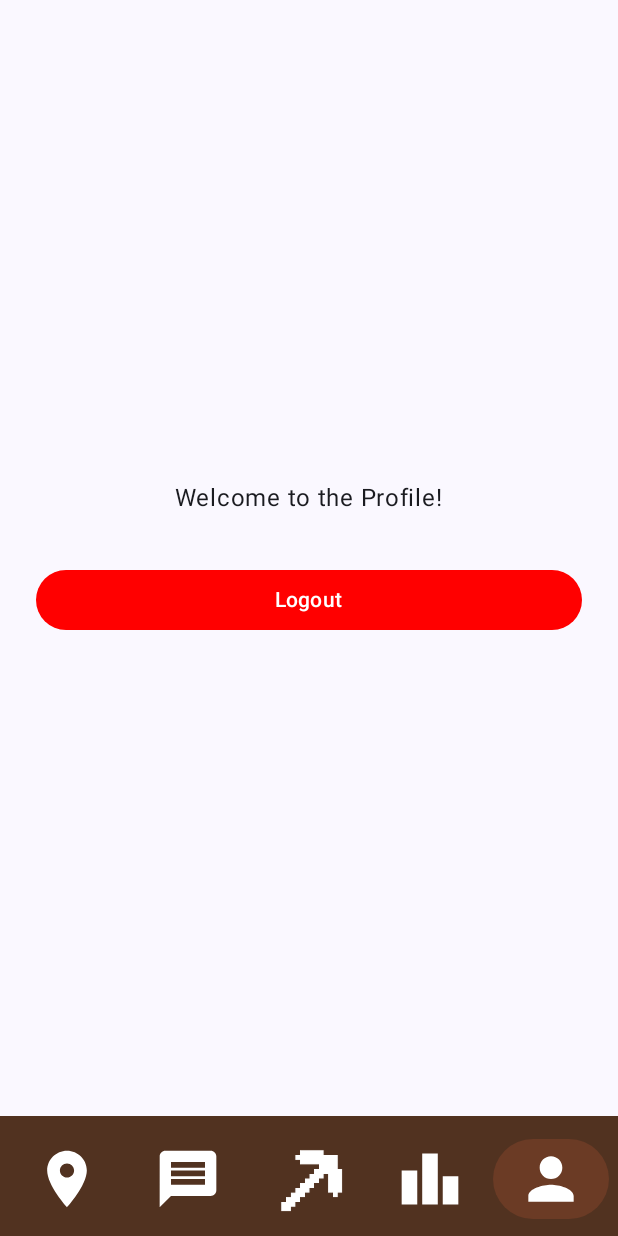
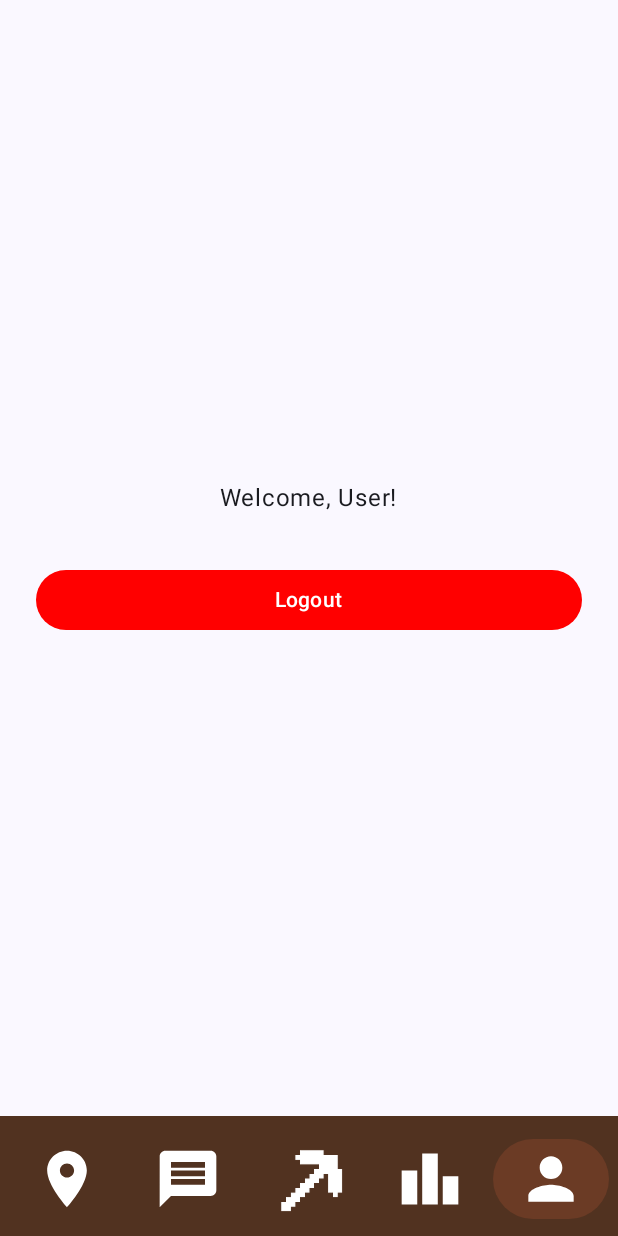
Before and after one commit to Miguellourenco2004/Mestrado-Computacao-Movel, an Android app built with Jetpack Compose: the LoginScreen screen opened through its navigation route, item 5 of the bottom bar chosen, on a phone screen of 412 x 824 dp. Run offline under Robolectric (Android 15) with nearby library versions, the phone set to English and light mode, and no system bars; our stand-ins replace Firebase (no records; nobody signed in at launch, a user with empty details on screens opened directly); 2 statements that could not run were skipped.

Commit message:
Lógica de username implementada: - É pedido um username ao registar (não pode existir na bd) - O username é guardado no nó users, usando o UID do utilizador como chave. Dentro desse nó, estão armazenados campos como email, username (AQUI PODEMOS TAMBÉM GUARDAR A IMAGEM, PONTOS DE XP, ETC...) - Aparece o username na página de perfil

```diff
--- a/app/src/main/java/com/example/minequest/Login.kt
+++ b/app/src/main/java/com/example/minequest/Login.kt
@@ -66,7 +66,7 @@ fun LoginScreen(navController: NavController) {
                         }
                         .addOnFailureListener {
                             loading = false
-                            errorMessage = "Erro ao fazer login: ${it.message}"
+                            errorMessage = "Error login in: ${it.message}"
                         }
                 },
                 modifier = Modifier.fillMaxWidth()
--- a/app/src/main/java/com/example/minequest/MainActivity.kt
+++ b/app/src/main/java/com/example/minequest/MainActivity.kt
@@ -37,9 +37,6 @@ import androidx.compose.runtime.setValue
 import com.google.android.libraries.places.api.Places
 
 class MainActivity : ComponentActivity() {
-
-
-
 
 
     private fun pedirPermissaoLocalizacao() {
@@ -136,7 +133,7 @@ fun MineQuestApp() {
                 .padding(innerPadding)
                 .fillMaxSize()
         ) {
-            NavGraph(navController = navController, startDestination = startDestination)
+            NavGraph(navController = navController, startDestination = startDestination, currentUser = currentUser)
         }
     }
 }
--- a/app/src/main/java/com/example/minequest/Profile.kt
+++ b/app/src/main/java/com/example/minequest/Profile.kt
@@ -12,17 +12,46 @@ import androidx.compose.material3.ButtonDefaults
 import androidx.compose.material3.MaterialTheme
 import androidx.compose.material3.Text
 import androidx.compose.runtime.Composable
+import androidx.compose.runtime.LaunchedEffect
+import androidx.compose.runtime.getValue
+import androidx.compose.runtime.mutableStateOf
+import androidx.compose.runtime.remember
+import androidx.compose.runtime.setValue
 import androidx.compose.ui.Alignment
 import androidx.navigation.NavController
 import androidx.compose.ui.Modifier
 import androidx.compose.ui.graphics.Color
 import androidx.compose.ui.unit.dp
 import com.example.minequest.navigation.Screens
+import com.google.firebase.Firebase
 import com.google.firebase.auth.FirebaseAuth
+import com.google.firebase.auth.FirebaseUser
+import com.google.firebase.database.FirebaseDatabase
 
 
 @Composable
-fun Profile(navController: NavController, modifier: Modifier = Modifier) {
+fun Profile(navController: NavController, currentUser: FirebaseUser?, modifier: Modifier = Modifier) {
+    val currentUserEmail = currentUser?.email
+
+
+    // Access to the RealTime BD
+    val auth = FirebaseAuth.getInstance()
+    // Gets the users node
+    val database = FirebaseDatabase.getInstance().getReference("users")
+
+    var username by remember { mutableStateOf("User") }
+
+    LaunchedEffect(auth.currentUser) {
+        val currentUser = auth.currentUser
+        currentUser?.let { user ->
+            database.child(user.uid).get().addOnSuccessListener { snapshot ->
+                username = snapshot.child("username").getValue(String::class.java) ?: "User"
+            }.addOnFailureListener {
+                username = "User"
+            }
+        }
+    }
+
     Box(
         modifier = Modifier
             .fillMaxSize()
@@ -31,7 +60,7 @@ fun Profile(navController: NavController, modifier: Modifier = Modifier) {
     ) {
         Column(horizontalAlignment = Alignment.CenterHorizontally) {
             Text(
-                text = "Welcome to the Profile!",
+                text = "Welcome, $username!",
             )
 
             Spacer(modifier = Modifier.height(32.dp))
--- a/app/src/main/java/com/example/minequest/navigation/NavGraph.kt
+++ b/app/src/main/java/com/example/minequest/navigation/NavGraph.kt
@@ -10,10 +10,11 @@ import com.example.minequest.MineBlock
 import com.example.minequest.Profile
 import com.example.minequest.Ranking
 import com.example.minequest.RegisterScreen
+import com.google.firebase.auth.FirebaseUser
 
 
 @Composable
-fun NavGraph(navController: NavHostController, startDestination: String) {
+fun NavGraph(navController: NavHostController, startDestination: String,  currentUser: FirebaseUser? = null) {
     NavHost(
         navController = navController,
         startDestination = startDestination
@@ -31,7 +32,7 @@ fun NavGraph(navController: NavHostController, startDestination: String) {
         }
 
         composable(route = Screens.Profile.route) {
-            Profile(navController = navController)
+            Profile(navController = navController, currentUser = currentUser)
         }
 
         composable(route = Screens.MineBlock.route) {
```
Also changed, not shown: app/src/main/java/com/example/minequest/Register.kt (+60 -14 lines).
